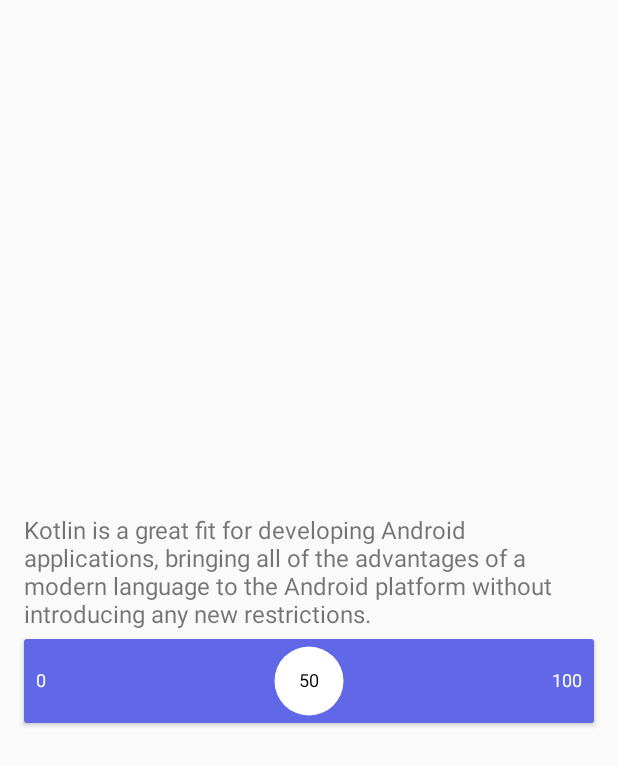
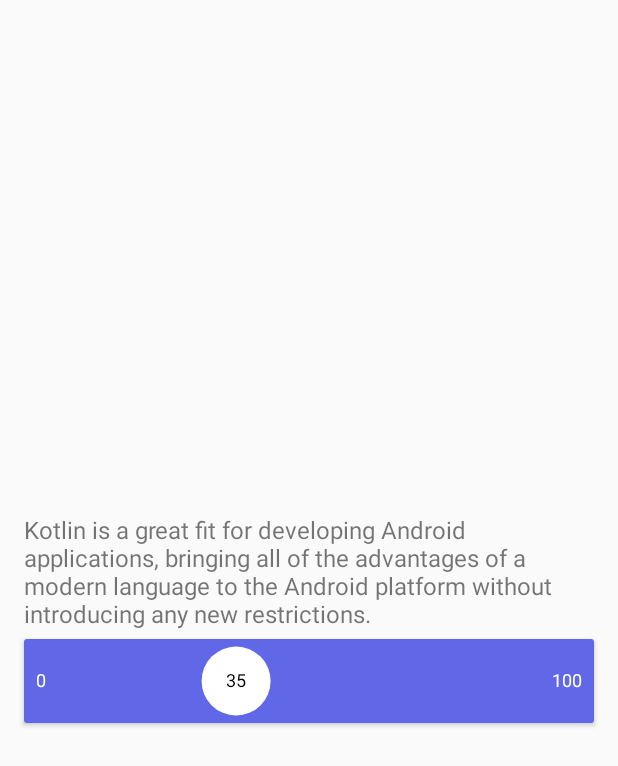
Before and after one commit to conorfoooley/fluid-slider-android, an Android app: the screen it shows after launch (MainActivity), on a phone screen of 412 x 824 dp. Shown: the top 766 px of the screen. Run offline under Robolectric (Android 15) with nearby library versions, the phone set to English and light mode, and no system bars.

Commit message:
Add attributes

```diff
--- a/fluid-slider-simple-example/src/main/kotlin/com/ramotion/fluidslider/example/simple/MainActivity.kt
+++ b/fluid-slider-simple-example/src/main/kotlin/com/ramotion/fluidslider/example/simple/MainActivity.kt
@@ -14,9 +14,11 @@ class MainActivity : AppCompatActivity() {
 
         val textView = findViewById<TextView>(R.id.textView)
 
-        val slider = findViewById<FluidSlider>(R.id.fluidSlider)
-        slider.beginTrackingListener = { textView.visibility = View.INVISIBLE }
-        slider.endTrackingListener = { textView.visibility = View.VISIBLE }
+        with(findViewById<FluidSlider>(R.id.fluidSlider)) {
+            beginTrackingListener = { textView.visibility = View.INVISIBLE }
+            endTrackingListener = { textView.visibility = View.VISIBLE }
+            position = 0.35f
+        }
     }
 
 }
--- a/fluid-slider/src/main/kotlin/com/ramotion/fluidslider/FluidSlider.kt
+++ b/fluid-slider/src/main/kotlin/com/ramotion/fluidslider/FluidSlider.kt
@@ -37,8 +37,15 @@ class FluidSlider : View {
 
         val TEXT_SIZE = 12
         val TEXT_OFFSET = 8
-        val TEXT_LEFT = "0"
-        val TEXT_RIGHT = "100"
+        val TEXT_START = "0"
+        val TEXT_END = "100"
+
+        val COLOR_BAR = 0xff6168e7.toInt()
+        val COLOR_LABEL = Color.WHITE
+        val COLOR_LABEL_TEXT = Color.BLACK
+        val COLOR_BAR_TEXT = Color.WHITE
+
+        val INITIAL_POSITION = 0.5f
     }
 
     private val density: Float = context.resources.displayMetrics.density
@@ -53,18 +60,12 @@ class FluidSlider : View {
 
     private val metaballMaxDistance = METABALL_MAX_DISTANCE * density
     private val riseDistance = RISE_DISTANCE * density
-    private val textSize = TEXT_SIZE * density
     private val textOffset = TEXT_OFFSET * density
 
     private val barHeight = BAR_HEIGHT * density
     private val barVerticalOffset = barHeight * BAR_VERTICAL_OFFSET
     private val barCornerRadius = BAR_CORNER_RADIUS * density
     private val barInnerOffset = BAR_INNER_HORIZONTAL_OFFSET * density
-
-    private val colorBar = 0xff6168e7.toInt()
-    private val colorLabel = Color.WHITE
-    private val colorLabelText = Color.BLACK
-    private val colorBarText = Color.WHITE
 
     private val rectBar = RectF()
     private val rectTopCircle = RectF()
@@ -74,19 +75,39 @@ class FluidSlider : View {
     private val rectText = Rect()
     private val pathMetaball = Path()
 
-    private val paintBar = Paint(Paint.ANTI_ALIAS_FLAG)
-    private val paintLabel = Paint(Paint.ANTI_ALIAS_FLAG)
-    private val paintText = Paint(Paint.ANTI_ALIAS_FLAG)
+    private val paintBar: Paint
+    private val paintLabel: Paint
+    private val paintText: Paint
 
     private var maxMovement = 0f
     private var touchX: Float? = null
 
+    var duration = ANIMATION_DURATION
+        set(value) { field = Math.abs(value) }
+
+    var colorLabelText = COLOR_LABEL_TEXT
+    var colorBarText = COLOR_BAR_TEXT
+
+    var colorBar: Int
+        get() = paintBar.color
+        set(value) { paintBar.color = value }
+
+    var colorLabel: Int
+        get() = paintLabel.color
+        set(value) { paintLabel.color = value }
+
+    var textSize: Float
+        get() = paintText.textSize
+        set(value) { paintText.textSize = value }
+
     var positionText: String? = null
-    var startText: String? = TEXT_LEFT
-    var endText: String? = TEXT_RIGHT
+    var startText: String? = TEXT_START
+    var endText: String? = TEXT_END
 
-    var position = 0.5f
-        private set
+    var position = INITIAL_POSITION
+        set(value) {
+            field = Math.max(0f, Math.min(1f, value))
+        }
 
     var positionListener: ((Float) -> Unit)? = null // TODO: check in Java
     var beginTrackingListener: (() -> Unit)? = null
@@ -101,24 +122,45 @@ class FluidSlider : View {
         }
     }
 
-    constructor(context: Context) : super(context)
+    constructor(context: Context) : this(context, null, 0)
 
     constructor(context: Context, attrs: AttributeSet?) : this(context, attrs, 0)
 
-    constructor(context: Context, attrs: AttributeSet?, defStyleAttr: Int) : super(context, attrs, defStyleAttr)
-
-    init {
+    constructor(context: Context, attrs: AttributeSet?, defStyleAttr: Int) : super(context, attrs, defStyleAttr) {
         if (Build.VERSION.SDK_INT >= Build.VERSION_CODES.LOLLIPOP) {
             outlineProvider = OutlineProvider()
         }
 
+        paintBar = Paint(Paint.ANTI_ALIAS_FLAG)
         paintBar.style = Paint.Style.FILL
-        paintBar.color = colorBar
 
+        paintLabel = Paint(Paint.ANTI_ALIAS_FLAG)
         paintLabel.style = Paint.Style.FILL
-        paintLabel.color = colorLabel
 
-        paintText.textSize = textSize
+        paintText = Paint(Paint.ANTI_ALIAS_FLAG)
+
+
+        if (attrs != null) {
+            val a = context.theme.obtainStyledAttributes(attrs, R.styleable.FluidSlider, defStyleAttr, 0)
+            try {
+                colorBar = a.getColor(R.styleable.FluidSlider_bar_color, COLOR_BAR)
+                colorLabel = a.getColor(R.styleable.FluidSlider_bubble_color, COLOR_LABEL)
+                colorBarText = a.getColor(R.styleable.FluidSlider_bar_text_color, COLOR_BAR_TEXT)
+                colorLabelText = a.getColor(R.styleable.FluidSlider_bubble_text_color, COLOR_LABEL_TEXT)
+
+                position = Math.max(0f, Math.min(1f, a.getFloat(R.styleable.FluidSlider_initial_position, INITIAL_POSITION)))
+                textSize = a.getDimension(R.styleable.FluidSlider_text_size, TEXT_SIZE * density)
+
+                a.getString(R.styleable.FluidSlider_start_text)?.also { startText = it }
+                a.getString(R.styleable.FluidSlider_end_text)?.also { endText = it }
+            } finally {
+                a.recycle()
+            }
+        } else {
+            colorBar = COLOR_BAR
+            colorLabel = COLOR_LABEL
+            textSize = TEXT_SIZE * density
+        }
     }
 
     override fun onMeasure(widthMeasureSpec: Int, heightMeasureSpec: Int) {
@@ -334,7 +376,7 @@ class FluidSlider : View {
             rectLabel.offsetTo(rectLabel.left, it.animatedValue as Float + labelVOffset)
             invalidate()
         }
-        animation.duration = ANIMATION_DURATION
+        animation.duration = duration
         animation.interpolator = OvershootInterpolator()
         animation.start()
     }
@@ -347,7 +389,7 @@ class FluidSlider : View {
             rectLabel.offsetTo(rectLabel.left, it.animatedValue as Float + labelVOffset)
             invalidate()
         }
-        animation.duration = ANIMATION_DURATION
+        animation.duration = duration
         animation.start()
     }
 
```
Also changed, not shown: fluid-slider/src/main/res/values/attrs.xml (added, +15 -0 lines).
